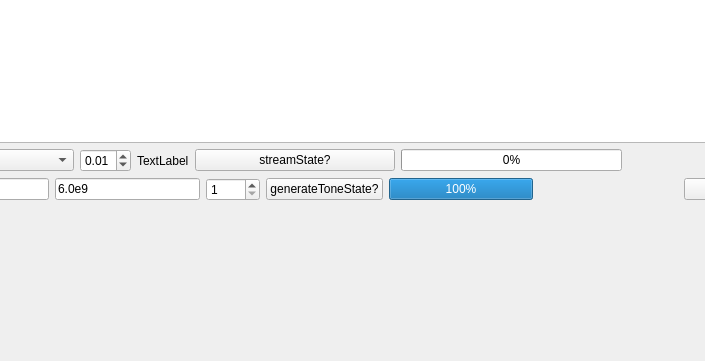
Qt form DataReadout/ChannelizerControls/PlotPhaseStreamWidget.ui (adamanderson/MkidDigitalReadout) before a commit; both pictures show x 402 to 1107 and y 140 to 501 of the 1320 by 501 pixel window.
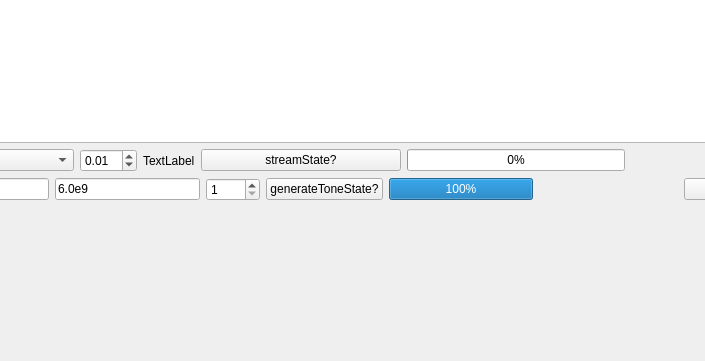
The same form after that commit. Custom widgets are drawn as their Qt base class.

```diff
--- a/DataReadout/ChannelizerControls/PlotPhaseStreamWidget.ui
+++ b/DataReadout/ChannelizerControls/PlotPhaseStreamWidget.ui
@@ -175,7 +175,7 @@
       <item>
        <widget class="QDoubleSpinBox" name="duration">
         <property name="maximum">
-         <double>2.000000000000000</double>
+         <double>20.000000000000000</double>
         </property>
         <property name="singleStep">
          <double>0.010000000000000</double>
```
